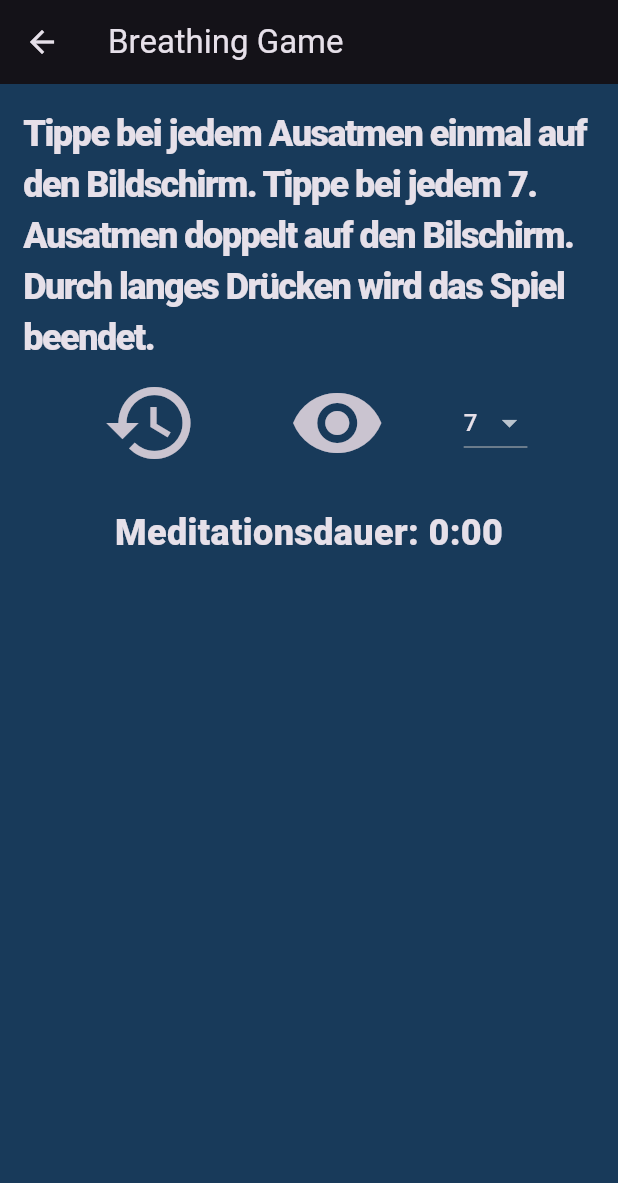
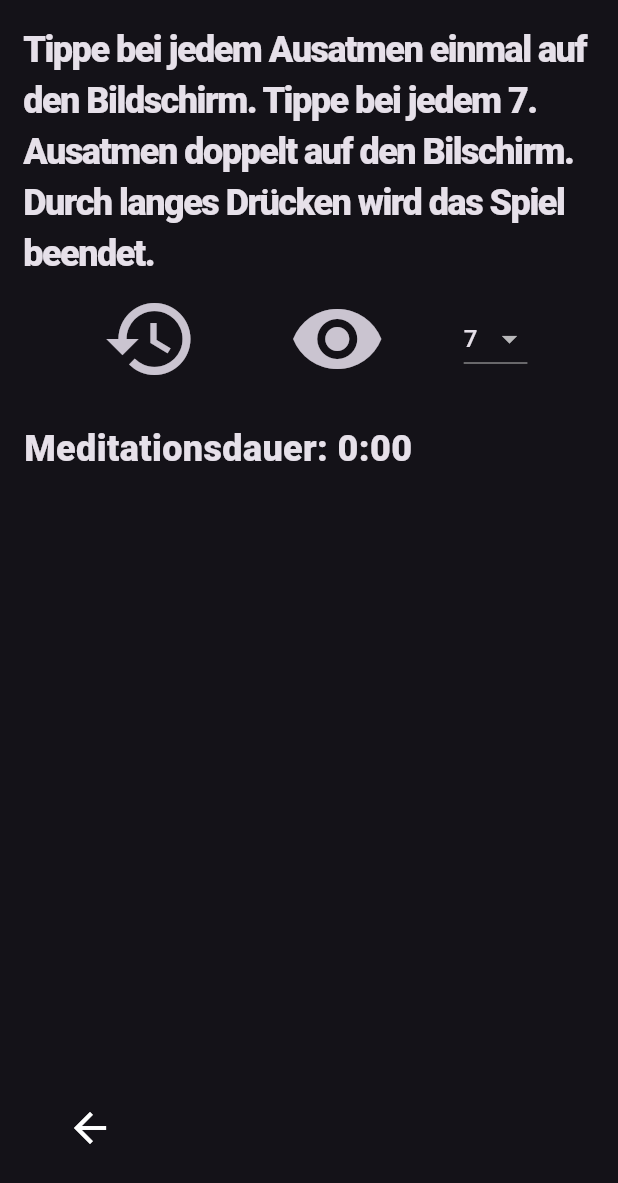
Before and after one commit to maxmitz/meditation_app, a Flutter app: the screen it shows after launch, after a tap on "BREATHING GAME", on a phone screen of 412 x 824 dp. Shown: the top 1183 px of the screen. Run offline on Flutter 3.47's test engine with Material 3 defaults, Android fonts, the phone set to English and light mode, and no system bars; our stand-ins replace freezed_annotation, go_router, hooks_riverpod, just_audio, rxdart; missing offline and left inert: audio_session.

Commit message:
feat: Enhance Breathing Game UI and Home Card design

```diff
--- a/lib/breathing_game/presentation/breathing_game_screen.dart
+++ b/lib/breathing_game/presentation/breathing_game_screen.dart
@@ -4,6 +4,7 @@ import 'package:flutter/material.dart';
 import 'package:hooks_riverpod/hooks_riverpod.dart';
 import 'package:meditation/breathing_game/domain/breathing_game_enums.dart';
 import 'package:meditation/breathing_game/view_model/breathing_game_provider.dart';
+import 'package:meditation/shared/presentation/custom_back_button.dart';
 
 class BreathingGameScreen extends ConsumerStatefulWidget {
   const BreathingGameScreen({super.key});
@@ -34,11 +35,7 @@ class BreathingGameScreenState extends ConsumerState<BreathingGameScreen> {
     }
 
     return Scaffold(
-      appBar: AppBar(
-        title: const Text('Breathing Game'),
-      ),
       body: SafeArea(
-        child: Center(
         child: GestureDetector(
           onLongPress: () => Navigator.of(context).pop(),
           onTap: () {
@@ -46,13 +43,10 @@ class BreathingGameScreenState extends ConsumerState<BreathingGameScreen> {
             breathingGameNotifier.singleTap();
           },
           onDoubleTap: breathingGameNotifier.doubleTap,
-            child: Container(
-              color: Colors.blue.withOpacity(0.3),
-              height: double.infinity,
-              child: Center(
           child: Padding(
             padding: const EdgeInsets.all(16),
             child: Column(
+              crossAxisAlignment: CrossAxisAlignment.start,
               children: [
                 Text(
                   'Tippe bei jedem Ausatmen einmal auf den Bildschirm. Tippe bei jedem ${state.numberOfBreathsToTapTwice}. Ausatmen doppelt auf den Bilschirm. Durch langes Drücken wird das Spiel beendet.',
@@ -135,10 +129,8 @@ class BreathingGameScreenState extends ConsumerState<BreathingGameScreen> {
                     ),
                   ),
                 ],
+                const CustomBackButton(),
               ],
-                  ),
-                ),
-              ),
             ),
           ),
         ),
--- a/lib/home/presentation/widgets/home_card.dart
+++ b/lib/home/presentation/widgets/home_card.dart
@@ -18,39 +18,44 @@ class HomeCard extends StatelessWidget {
         onTap: onTap,
         child: Container(
           width: double.infinity,
-          height: 200,
-          margin: const EdgeInsets.all(CustomSizes.smallSize),
+          height: 300,
+          margin: const EdgeInsets.all(CustomSizes.mediumSize),
           decoration: BoxDecoration(
             borderRadius: BorderRadius.circular(CustomSizes.largeSize),
-            color: Colors.blue.withOpacity(0.3),
+            gradient: LinearGradient(
+              begin: Alignment.topCenter,
+              end: Alignment.bottomCenter,
+              colors: [
+                Colors.blue.withOpacity(0.3),
+                Colors.blue.withOpacity(0.7),
+              ],
             ),
-          child: Padding(
-            padding: const EdgeInsets.all(CustomSizes.mediumLargeSize),
-            child: Stack(
+          ),
+          child: Column(
             children: [
-                Positioned(
-                  right: 30,
-                  bottom: 0,
-                  child: Hero(
-                    tag: title,
+              ClipRRect(
+                borderRadius: const BorderRadius.only(
+                  topLeft: Radius.circular(CustomSizes.largeSize),
+                  topRight: Radius.circular(CustomSizes.largeSize),
+                ),
                 child: Image.asset(
                   imagePath,
-                      width: 120,
-                      height: 120,
-                    ),
+                  width: double.infinity,
+                  height: 200,
+                  fit: BoxFit.fitWidth,
                 ),
               ),
               Text(
                 title,
                 style: const TextStyle(
-                    fontSize: 32,
-                    fontWeight: FontWeight.w900,
+                  fontSize: 40,
+                  color: Colors.white,
+                  fontWeight: FontWeight.w300,
                   letterSpacing: -1,
                 ),
               ),
             ],
           ),
         ),
-        ),
       );
 }
```
Lines whose indentation alone changed are shown as unchanged.
